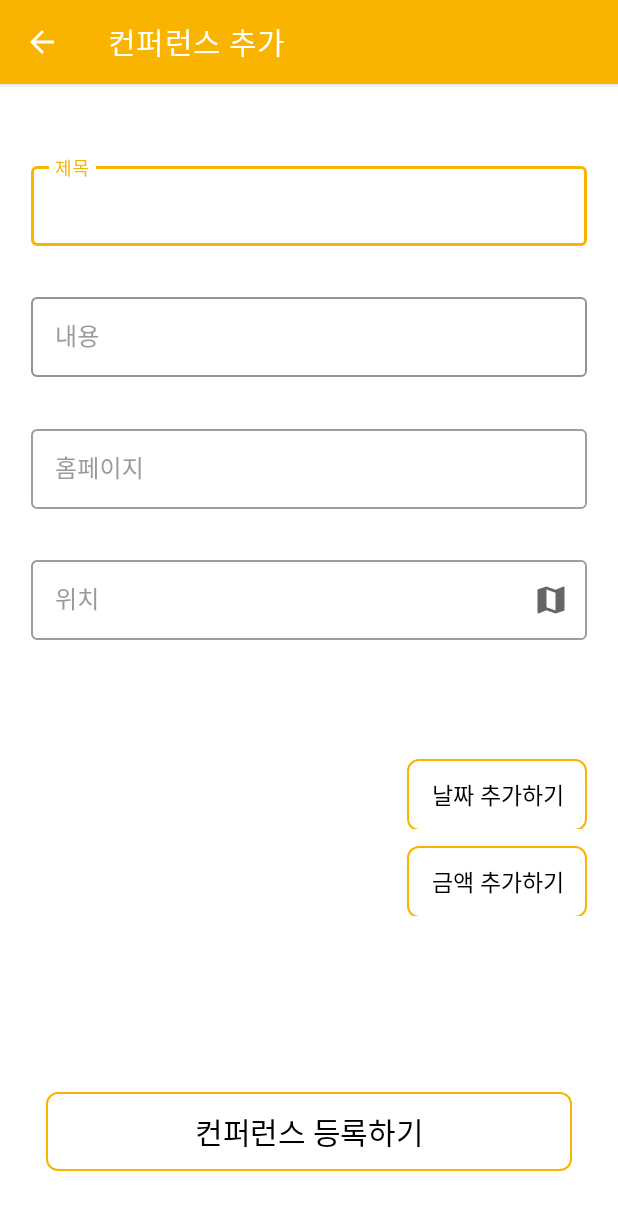
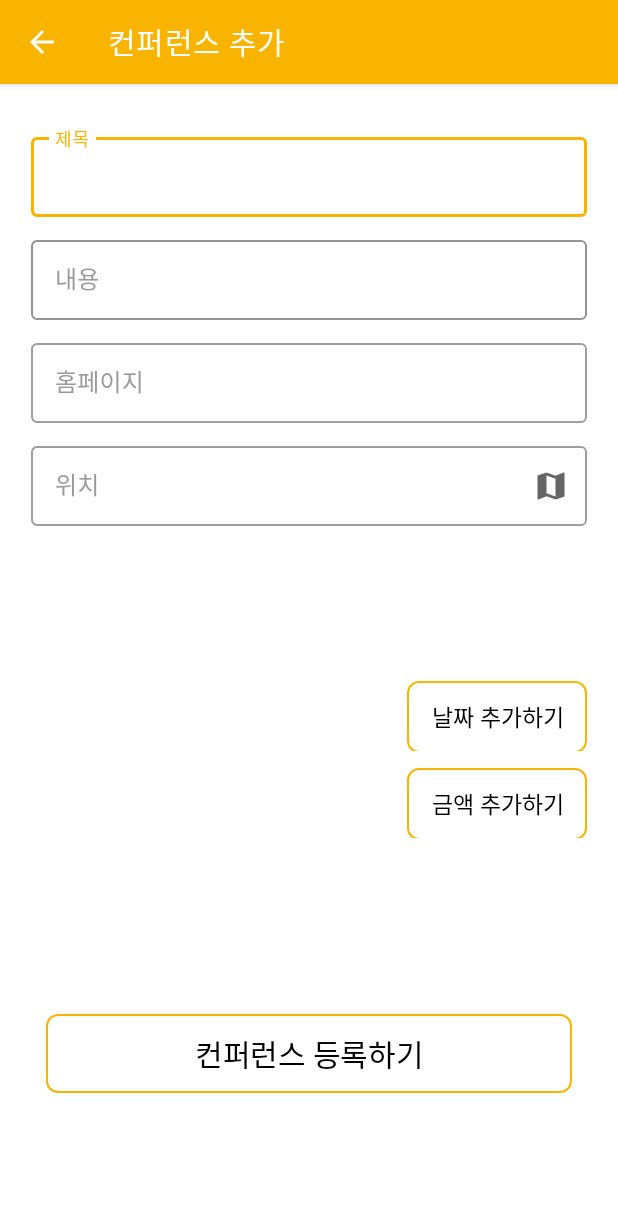
Before and after one commit to LeeJaeHyeon05/DevProject, an Android app: the AddConferencesActivity screen opened directly, with no data from a screen before it, on a phone screen of 412 x 824 dp. Shown: the top 1210 px of the screen. Run offline under Robolectric (Android 15) with nearby library versions, the phone set to English and light mode, and no system bars; our stand-ins replace Firebase (no records; nobody signed in at launch, a user with empty details on screens opened directly); plain views replace ExpandableCardView.

Commit message:
delete not necessary lines

```diff
--- a/app/src/main/java/com/example/devproject/addConferences/AddConferencesActivity.kt
+++ b/app/src/main/java/com/example/devproject/addConferences/AddConferencesActivity.kt
@@ -149,6 +149,7 @@ class AddConferencesActivity() : AppCompatActivity() {
         }
     }
 
+
     private fun checkInput(conference: ConferenceInfo): Boolean{
         fun validateString(value: String?): Boolean? {
             return value?.isNotEmpty()
--- a/app/src/main/res/layout/activity_add_conferences.xml
+++ b/app/src/main/res/layout/activity_add_conferences.xml
@@ -137,7 +137,6 @@
             app:animationDuration="300"
             app:expandOnClick="true"
             app:inner_view="@layout/expandable_second_map_snapshot"
-            app:layout_constraintBottom_toTopOf="@id/LinearLayout"
             app:layout_constraintEnd_toEndOf="@id/addConferenceGuideRight"
             app:layout_constraintStart_toStartOf="@id/addConferenceGuideLeft"
             app:layout_constraintTop_toBottomOf="@+id/TextLayoutConferenceGeo"
@@ -251,5 +250,7 @@
             </LinearLayout>
 
         </LinearLayout>
+
+
     </androidx.constraintlayout.widget.ConstraintLayout>
 </ScrollView>
--- a/app/src/main/res/values/strings.xml
+++ b/app/src/main/res/values/strings.xml
@@ -6,4 +6,5 @@
     <string name="addConferenceText">컨퍼런스 등록하기</string>
     <string name="cancelText">취소</string>
     <string name="addPriceText">금액 추가</string>
+    <string name="getAlarmText">알람 받기</string>
 </resources>
```
